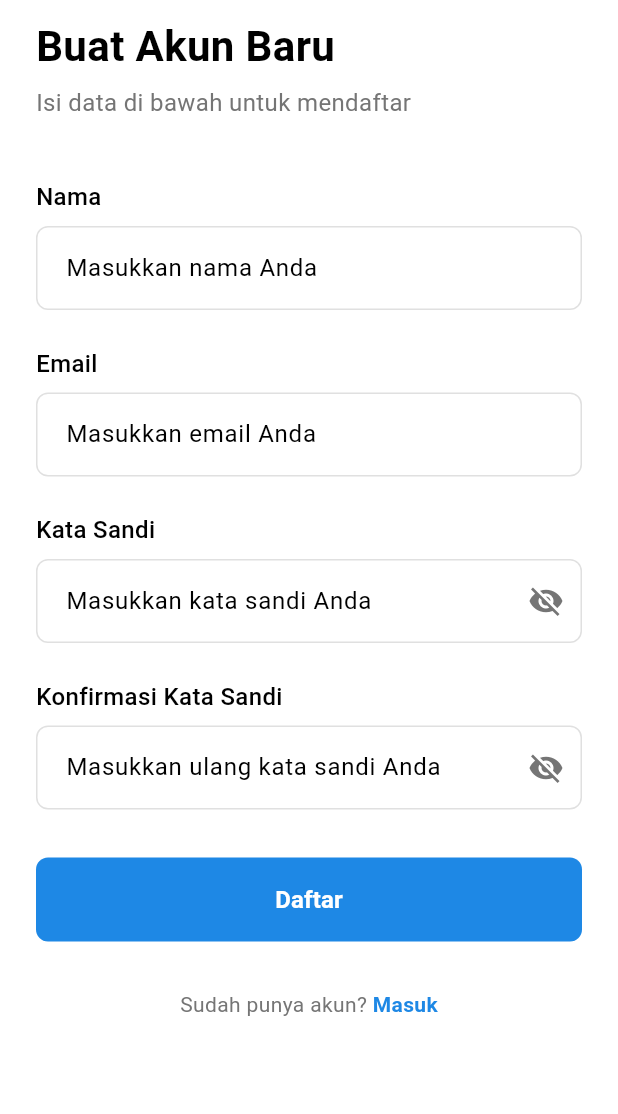
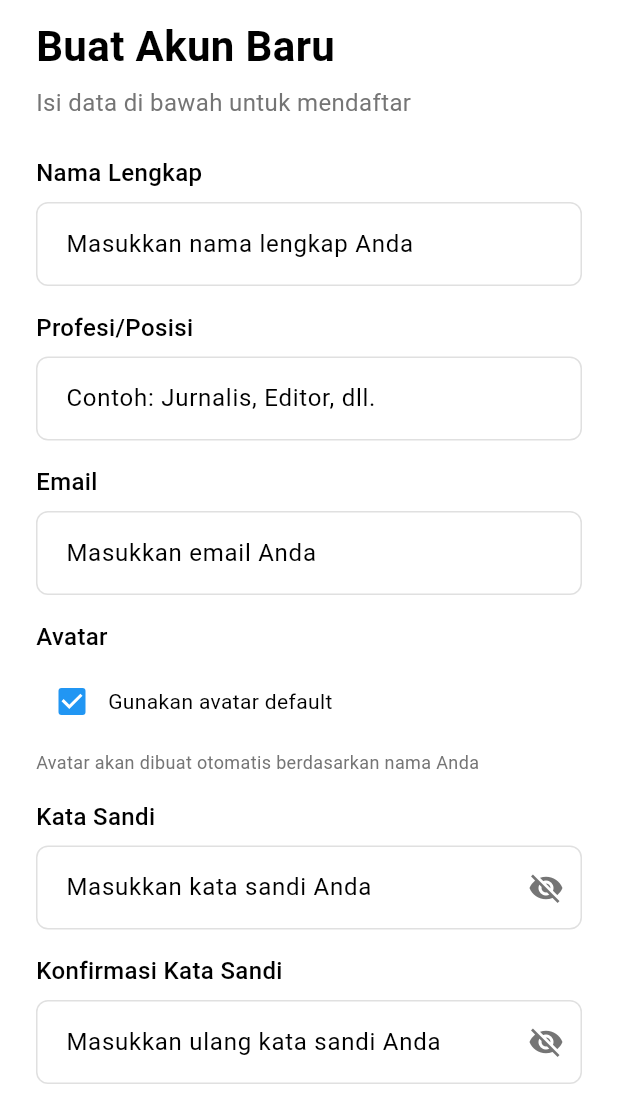
Before and after one commit to Mrizallr/Cenah_NewsApp, a Flutter app: the RegisterScreen screen opened directly, on a phone screen of 412 x 824 dp, the part 122-1236 px from its top. Run offline on Flutter 3.47's test engine with Material 3 defaults, Android fonts, the light colour scheme and no system bars; our stand-ins replace flutter_screenutil, shared_preferences; accounts and stored records are empty; Roboto replaces fonts that are missing (Poppins); statements that could not run were skipped.

Commit message:
update registrer screen

```diff
--- a/lib/src/pages/auth/register_screen.dart
+++ b/lib/src/pages/auth/register_screen.dart
@@ -1,6 +1,8 @@
 // ignore_for_file: use_build_context_synchronously
 
+import 'package:cenah_news/src/provider/auth_provider.dart';
 import 'package:flutter/material.dart';
+import 'package:provider/provider.dart';
 
 class RegisterScreen extends StatefulWidget {
   const RegisterScreen({super.key});
@@ -10,25 +12,63 @@ class RegisterScreen extends StatefulWidget {
 }
 
 class _RegisterScreenState extends State<RegisterScreen> {
-  final TextEditingController _nameController = TextEditingController();
-  final TextEditingController _emailController = TextEditingController();
-  final TextEditingController _passwordController = TextEditingController();
-  final TextEditingController _confirmPasswordController =
-      TextEditingController();
-  final GlobalKey<FormState> _formKey = GlobalKey<FormState>();
+  final _formKey = GlobalKey<FormState>();
+  final _nameController = TextEditingController();
+  final _emailController = TextEditingController();
+  final _titleController = TextEditingController();
+  final _passwordController = TextEditingController();
+  final _confirmPasswordController = TextEditingController();
+  final _avatarUrlController = TextEditingController();
 
   bool _obscurePassword = true;
   bool _obscureConfirmPassword = true;
   bool _isLoading = false;
+  bool _useDefaultAvatar = true;
 
-  void _handleRegister() async {
-    if (!_formKey.currentState!.validate()) return;
+  void _submitForm(BuildContext context) async {
+    if (_formKey.currentState!.validate()) {
+      setState(() => _isLoading = true);
 
-    setState(() => _isLoading = true);
-    await Future.delayed(const Duration(seconds: 2));
-    setState(() => _isLoading = false);
+      final userData = {
+        "name": _nameController.text,
+        "email": _emailController.text,
+        "title": _titleController.text,
+        "password": _passwordController.text,
+        "avatar":
+            _useDefaultAvatar
+                ? 'https://i.pravatar.cc/150?img=${_nameController.text}'
+                : _avatarUrlController.text,
+      };
 
-    _showSuccessDialog(); // Tampilkan dialog berhasil
+      try {
+        final authProvider = Provider.of<AuthProvider>(context, listen: false);
+        bool success = await authProvider.register(userData);
+
+        if (success) {
+          _showSuccessDialog();
+        } else {
+          _showSnackBar("Registrasi gagal - Email mungkin sudah terdaftar");
+        }
+      } catch (e) {
+        _showSnackBar("Terjadi kesalahan: ${e.toString()}");
+      } finally {
+        setState(() => _isLoading = false);
+      }
+    }
+  }
+
+  void _showSnackBar(String message, {bool isError = true}) {
+    ScaffoldMessenger.of(context).showSnackBar(
+      SnackBar(
+        content: Text(message),
+        behavior: SnackBarBehavior.floating,
+        shape: RoundedRectangleBorder(borderRadius: BorderRadius.circular(10)),
+        backgroundColor:
+            isError
+                ? Theme.of(context).colorScheme.error
+                : Theme.of(context).colorScheme.primary,
+      ),
+    );
   }
 
   void _showSuccessDialog() {
@@ -85,8 +125,10 @@ class _RegisterScreenState extends State<RegisterScreen> {
   void dispose() {
     _nameController.dispose();
     _emailController.dispose();
+    _titleController.dispose();
     _passwordController.dispose();
     _confirmPasswordController.dispose();
+    _avatarUrlController.dispose();
     super.dispose();
   }
 
@@ -107,6 +149,56 @@ class _RegisterScreenState extends State<RegisterScreen> {
       ),
       contentPadding: const EdgeInsets.symmetric(horizontal: 16, vertical: 16),
       suffixIcon: suffixIcon,
+    );
+  }
+
+  Widget _buildAvatarSection() {
+    return Column(
+      crossAxisAlignment: CrossAxisAlignment.start,
+      children: [
+        const Text(
+          'Avatar',
+          style: TextStyle(fontSize: 16, fontWeight: FontWeight.w500),
+        ),
+        const SizedBox(height: 8),
+        Row(
+          children: [
+            Checkbox(
+              value: _useDefaultAvatar,
+              onChanged: (value) {
+                setState(() {
+                  _useDefaultAvatar = value ?? true;
+                });
+              },
+            ),
+            const Text('Gunakan avatar default'),
+          ],
+        ),
+        if (!_useDefaultAvatar) ...[
+          const SizedBox(height: 8),
+          TextFormField(
+            controller: _avatarUrlController,
+            decoration: _inputDecoration('Masukkan URL avatar'),
+            keyboardType: TextInputType.url,
+            validator: (value) {
+              if (!_useDefaultAvatar && (value == null || value.isEmpty)) {
+                return 'URL avatar tidak boleh kosong';
+              }
+              if (!_useDefaultAvatar &&
+                  !Uri.tryParse(value!)!.hasAbsolutePath) {
+                return 'URL tidak valid';
+              }
+              return null;
+            },
+          ),
+        ],
+        const SizedBox(height: 8),
+        if (_useDefaultAvatar)
+          Text(
+            'Avatar akan dibuat otomatis berdasarkan nama Anda',
+            style: TextStyle(color: Colors.grey[600], fontSize: 12),
+          ),
+      ],
     );
   }
 
@@ -139,24 +231,43 @@ class _RegisterScreenState extends State<RegisterScreen> {
                   'Isi data di bawah untuk mendaftar',
                   style: TextStyle(fontSize: 16, color: Colors.grey[600]),
                 ),
-                const SizedBox(height: 40),
+                const SizedBox(height: 24),
 
                 // Nama
                 const Text(
-                  'Nama',
+                  'Nama Lengkap',
                   style: TextStyle(fontSize: 16, fontWeight: FontWeight.w500),
                 ),
                 const SizedBox(height: 8),
                 TextFormField(
                   controller: _nameController,
-                  decoration: _inputDecoration('Masukkan nama Anda'),
+                  decoration: _inputDecoration('Masukkan nama lengkap Anda'),
                   validator:
                       (value) =>
                           value == null || value.isEmpty
                               ? 'Nama tidak boleh kosong'
                               : null,
                 ),
-                const SizedBox(height: 24),
+                const SizedBox(height: 16),
+
+                // Title (Profession/Position)
+                const Text(
+                  'Profesi/Posisi',
+                  style: TextStyle(fontSize: 16, fontWeight: FontWeight.w500),
+                ),
+                const SizedBox(height: 8),
+                TextFormField(
+                  controller: _titleController,
+                  decoration: _inputDecoration(
+                    'Contoh: Jurnalis, Editor, dll.',
+                  ),
+                  validator:
+                      (value) =>
+                          value == null || value.isEmpty
+                              ? 'Profesi tidak boleh kosong'
+                              : null,
+                ),
+                const SizedBox(height: 16),
 
                 // Email
                 const Text(
@@ -171,12 +282,17 @@ class _RegisterScreenState extends State<RegisterScreen> {
                   validator: (value) {
                     if (value == null || value.isEmpty)
                       return 'Email tidak boleh kosong';
-                    if (!RegExp(r'^[^@]+@[^@]+\.[^@]+').hasMatch(value))
+                    if (!RegExp(r'^[^@]+@[^@]+\.[^@]+').hasMatch(value)) {
                       return 'Email tidak valid';
+                    }
                     return null;
                   },
                 ),
-                const SizedBox(height: 24),
+                const SizedBox(height: 16),
+
+                // Avatar Section
+                _buildAvatarSection(),
+                const SizedBox(height: 16),
 
                 // Password
                 const Text(
@@ -209,7 +325,7 @@ class _RegisterScreenState extends State<RegisterScreen> {
                     return null;
                   },
                 ),
-                const SizedBox(height: 24),
+                const SizedBox(height: 16),
 
                 // Konfirmasi Password
                 const Text(
@@ -245,14 +361,14 @@ class _RegisterScreenState extends State<RegisterScreen> {
                     return null;
                   },
                 ),
-                const SizedBox(height: 32),
+                const SizedBox(height: 24),
 
                 // Tombol Daftar
                 SizedBox(
                   width: double.infinity,
                   height: 56,
                   child: ElevatedButton(
-                    onPressed: _isLoading ? null : _handleRegister,
+                    onPressed: _isLoading ? null : () => _submitForm(context),
                     style: ElevatedButton.styleFrom(
                       backgroundColor: Colors.blue[600],
                       shape: RoundedRectangleBorder(
@@ -276,7 +392,7 @@ class _RegisterScreenState extends State<RegisterScreen> {
                             ),
                   ),
                 ),
-                const SizedBox(height: 32),
+                const SizedBox(height: 24),
 
                 // Link ke Login
                 Center(
@@ -301,7 +417,6 @@ class _RegisterScreenState extends State<RegisterScreen> {
                     ],
                   ),
                 ),
-                const SizedBox(height: 24),
               ],
             ),
           ),
```
